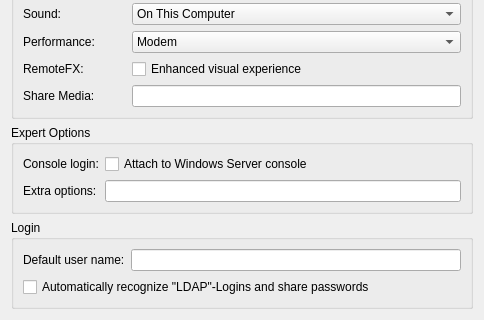
Old version of the form rdp/rdppreferences.ui in the repository KDE/krdc; both pictures show x 0 to 484 and y 150 to 470 of the 484 by 470 pixel window.
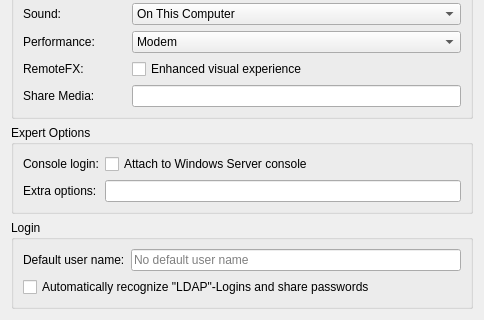
New version of the form. Custom widgets are drawn as their Qt base class.

Commit message: port away from deprecated API

```diff
--- a/rdp/rdppreferences.ui
+++ b/rdp/rdppreferences.ui
@@ -601,7 +601,7 @@
         </item>
         <item row="1" column="1">
          <widget class="KLineEdit" name="kcfg_DefaultRdpUserName">
-          <property name="clickMessage">
+          <property name="placeholderText">
            <string>No default user name</string>
           </property>
           <property name="showClearButton" stdset="0">
```
The commit also changes 1 other file.
